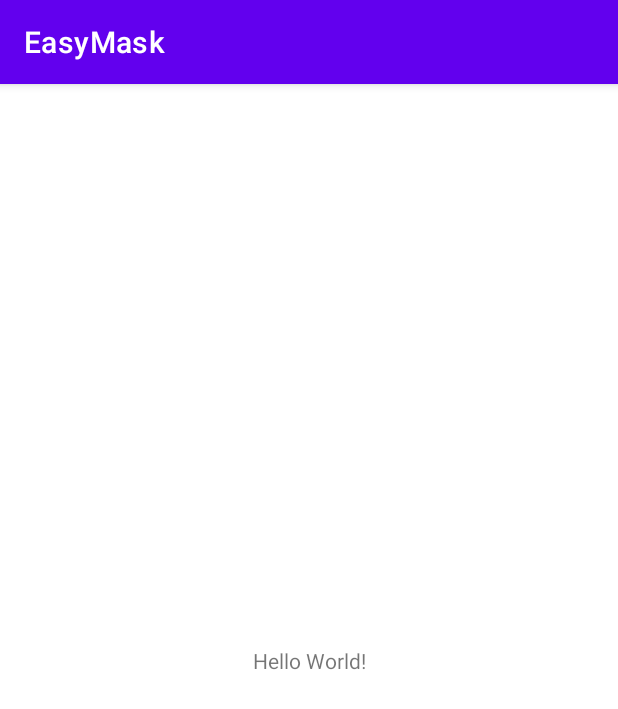
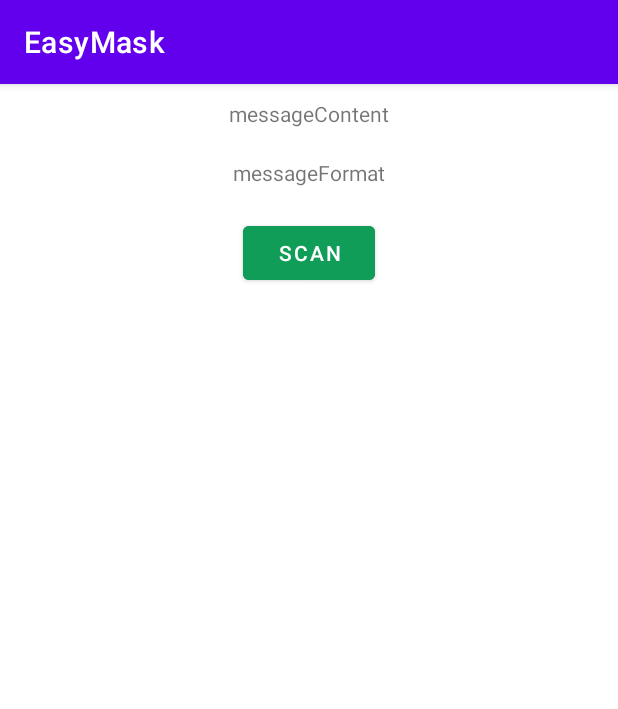
Before and after one commit to desertcod98/EasyMask, an Android app: the screen it shows after launch (MainActivity before the commit, QrCaptureActivity after it), on a phone screen of 412 x 824 dp. Shown: the top 709 px of the screen. Run offline under Robolectric (Android 15) with nearby library versions, the phone set to English and light mode, and no system bars; libraries missing offline, so code that uses them is left out: com.google.zxing.integration.

Commit message:
added qr scanning (alpha)

```diff
--- a/app/src/main/java/it/volta/ts/easymask/MainActivity.java
+++ b/app/src/main/java/it/volta/ts/easymask/MainActivity.java
@@ -2,7 +2,10 @@ package it.volta.ts.easymask;
 
 import androidx.appcompat.app.AppCompatActivity;
 
+import android.content.Intent;
 import android.os.Bundle;
+
+import it.volta.ts.easymask.activities.QrCaptureActivity;
 
 public class MainActivity extends AppCompatActivity {
 
@@ -10,5 +13,9 @@ public class MainActivity extends AppCompatActivity {
     protected void onCreate(Bundle savedInstanceState) {
         super.onCreate(savedInstanceState);
         setContentView(R.layout.activity_main);
+
+        Intent intent = new Intent(this, QrCaptureActivity.class);
+        startActivity(intent); // :D crasha lol
+
     }
 }
--- /dev/null
+++ b/app/src/main/java/it/volta/ts/easymask/activities/QrCaptureActivity.java
@@ -0,0 +1,70 @@
+package it.volta.ts.easymask.activities;
+import android.content.Intent;
+import android.os.Bundle;
+import android.view.View;
+import android.widget.Button;
+import android.widget.TextView;
+import android.widget.Toast;
+
+import androidx.annotation.Nullable;
+import androidx.appcompat.app.AppCompatActivity;
+
+import com.google.zxing.integration.android.IntentIntegrator;
+import com.google.zxing.integration.android.IntentResult;
+
+import it.volta.ts.easymask.R;
+
+
+// implements onClickListener for the onclick behaviour of button
+public class QrCaptureActivity extends AppCompatActivity implements View.OnClickListener {
+    Button scanBtn;
+    TextView messageText, messageFormat;
+
+    @Override
+    protected void onCreate(Bundle savedInstanceState) {
+        super.onCreate(savedInstanceState);
+        setContentView(R.layout.activity_main);
+
+        // referencing and initializing
+        // the button and textviews
+        scanBtn = findViewById(R.id.scanBtn);
+        messageText = findViewById(R.id.textContent);
+        messageFormat = findViewById(R.id.textFormat);
+
+        // adding listener to the button
+        scanBtn.setOnClickListener(this);
+
+    }
+
+    @Override
+    public void onClick(View v) {
+        // we need to create the object
+        // of IntentIntegrator class
+        // which is the class of QR library
+        IntentIntegrator intentIntegrator = new IntentIntegrator(this);
+        intentIntegrator.setCaptureActivity(AnyOrientationCaptureActivity.class);
+        intentIntegrator.setPrompt("Scan a barcode or QR Code");
+        intentIntegrator.setOrientationLocked(false);
+        intentIntegrator.initiateScan();
+    }
+
+    @Override
+    protected void onActivityResult(int requestCode, int resultCode, @Nullable Intent data) {
+        super.onActivityResult(requestCode, resultCode, data);
+        IntentResult intentResult = IntentIntegrator.parseActivityResult(requestCode, resultCode, data);
+        // if the intentResult is null then
+        // toast a message as "cancelled"
+        if (intentResult != null) {
+            if (intentResult.getContents() == null) {
+                Toast.makeText(getBaseContext(), "Cancelled", Toast.LENGTH_SHORT).show();
+            } else {
+                // if the intentResult is not null we'll set
+                // the content and format of scan message
+                messageText.setText(intentResult.getContents());
+                messageFormat.setText(intentResult.getFormatName());
+            }
+        } else {
+            super.onActivityResult(requestCode, resultCode, data);
+        }
+    }
+}
--- a/app/src/main/res/layout/activity_main.xml
+++ b/app/src/main/res/layout/activity_main.xml
@@ -1,18 +1,36 @@
 <?xml version="1.0" encoding="utf-8"?>
-<androidx.constraintlayout.widget.ConstraintLayout xmlns:android="http://schemas.android.com/apk/res/android"
+<LinearLayout
+    xmlns:android="http://schemas.android.com/apk/res/android"
     xmlns:app="http://schemas.android.com/apk/res-auto"
     xmlns:tools="http://schemas.android.com/tools"
     android:layout_width="match_parent"
     android:layout_height="match_parent"
+    android:orientation="vertical"
     tools:context=".MainActivity">
 
     <TextView
+        android:id="@+id/textContent"
         android:layout_width="wrap_content"
         android:layout_height="wrap_content"
-        android:text="Hello World!"
-        app:layout_constraintBottom_toBottomOf="parent"
-        app:layout_constraintEnd_toEndOf="parent"
-        app:layout_constraintStart_toStartOf="parent"
-        app:layout_constraintTop_toTopOf="parent" />
+        android:layout_gravity="center"
+        android:layout_margin="10dp"
+        android:text="messageContent"/>
 
-</androidx.constraintlayout.widget.ConstraintLayout>
+    <TextView
+        android:id="@+id/textFormat"
+        android:text="messageFormat"
+        android:layout_width="wrap_content"
+        android:layout_gravity="center"
+        android:layout_margin="10dp"
+        android:layout_height="wrap_content" />
+
+    <Button
+        android:id="@+id/scanBtn"
+        android:layout_width="wrap_content"
+        android:layout_height="wrap_content"
+        android:layout_margin="10dp"
+        android:backgroundTint="#0F9D58"
+        android:layout_gravity="center"
+        android:text="Scan"/>
+
+</LinearLayout>
```
Also changed, not shown: app/build.gradle (+1 -9 lines), app/src/main/AndroidManifest.xml (+9 -0 lines), app/src/main/java/it/volta/ts/easymask/activities/AnyOrientationCaptureActivity.java (added, +7 -0 lines).
